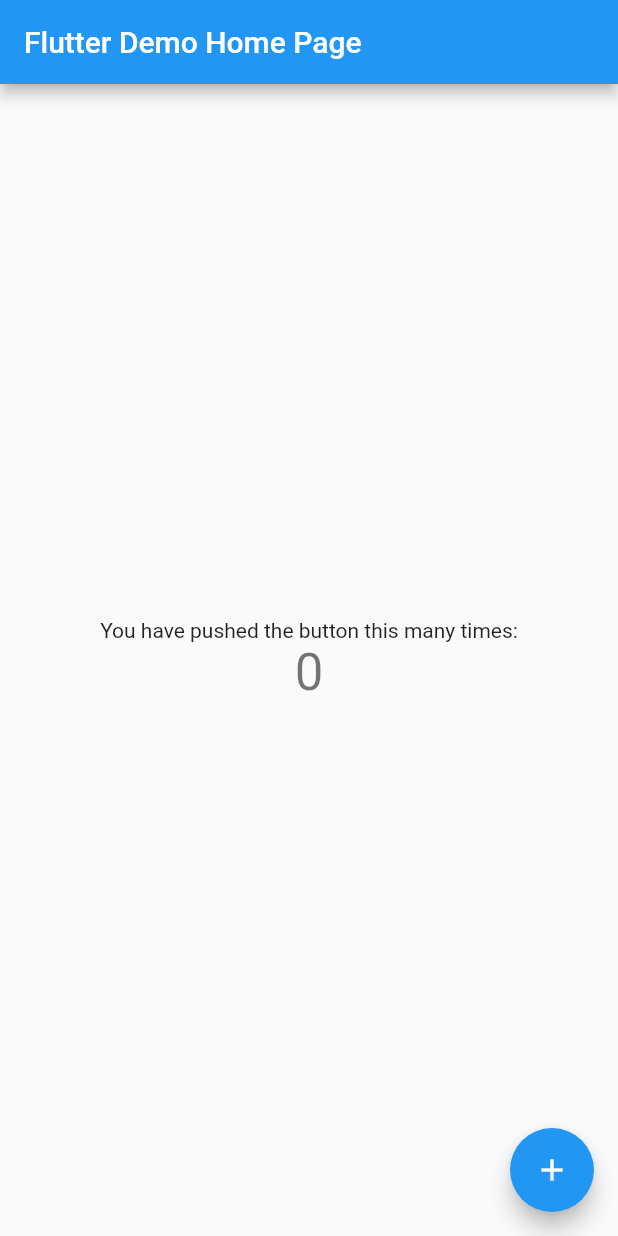
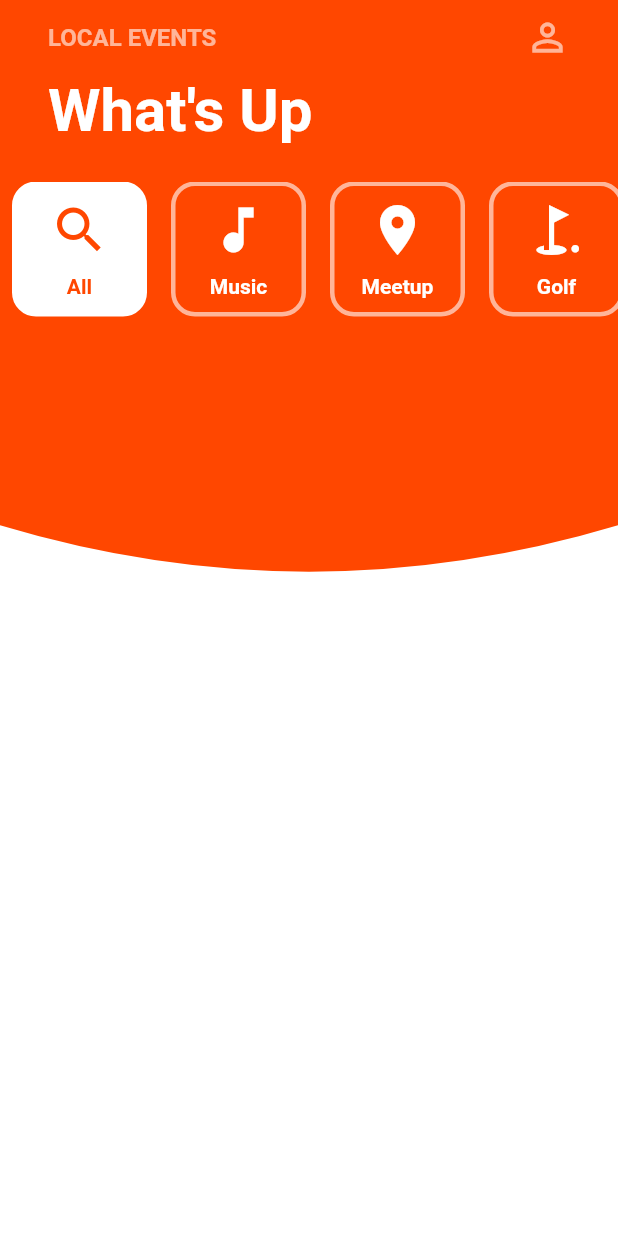
Before and after one commit to Marineford2410/local_event, a Flutter app: the screen it shows after launch, on a phone screen of 412 x 824 dp. Run offline on Flutter 3.47's test engine with Material 2 defaults, Android fonts, the phone set to English and light mode, and no system bars.

Commit message:
Modelos y parte de UI principal

```diff
--- /dev/null
+++ b/lib/app_state.dart
@@ -0,0 +1,12 @@
+import 'package:flutter/material.dart';
+
+class AppState extends ChangeNotifier {
+
+  int selectedCategoryID = 0;
+
+  void updateCategoryID(int selectedCategoryID) {
+    this.selectedCategoryID = selectedCategoryID;
+    notifyListeners();
+  }
+
+}
--- a/lib/main.dart
+++ b/lib/main.dart
@@ -1,111 +1,20 @@
 import 'package:flutter/material.dart';
+import 'package:local_event/ui/homepage/home_page.dart';
 
 void main() => runApp(MyApp());
 
 class MyApp extends StatelessWidget {
-  // This widget is the root of your application.
   @override
   Widget build(BuildContext context) {
     return MaterialApp(
-      title: 'Flutter Demo',
+      title: "Flutter Demo",
+      debugShowCheckedModeBanner: false,
       theme: ThemeData(
-        // This is the theme of your application.
-        //
-        // Try running your application with "flutter run". You'll see the
-        // application has a blue toolbar. Then, without quitting the app, try
-        // changing the primarySwatch below to Colors.green and then invoke
-        // "hot reload" (press "r" in the console where you ran "flutter run",
-        // or simply save your changes to "hot reload" in a Flutter IDE).
-        // Notice that the counter didn't reset back to zero; the application
-        // is not restarted.
-        primarySwatch: Colors.blue,
+        scaffoldBackgroundColor: Color(0xFFFFFFFF),
+        primaryColor: Color(0xFFFF4700)
       ),
-      home: MyHomePage(title: 'Flutter Demo Home Page'),
+      home: HomePage(),
     );
   }
+
 }
-
-class MyHomePage extends StatefulWidget {
-  MyHomePage({Key key, this.title}) : super(key: key);
-
-  // This widget is the home page of your application. It is stateful, meaning
-  // that it has a State object (defined below) that contains fields that affect
-  // how it looks.
-
-  // This class is the configuration for the state. It holds the values (in this
-  // case the title) provided by the parent (in this case the App widget) and
-  // used by the build method of the State. Fields in a Widget subclass are
-  // always marked "final".
-
-  final String title;
-
-  @override
-  _MyHomePageState createState() => _MyHomePageState();
-}
-
-class _MyHomePageState extends State<MyHomePage> {
-  int _counter = 0;
-
-  void _incrementCounter() {
-    setState(() {
-      // This call to setState tells the Flutter framework that something has
-      // changed in this State, which causes it to rerun the build method below
-      // so that the display can reflect the updated values. If we changed
-      // _counter without calling setState(), then the build method would not be
-      // called again, and so nothing would appear to happen.
-      _counter++;
-    });
-  }
-
-  @override
-  Widget build(BuildContext context) {
-    // This method is rerun every time setState is called, for instance as done
-    // by the _incrementCounter method above.
-    //
-    // The Flutter framework has been optimized to make rerunning build methods
-    // fast, so that you can just rebuild anything that needs updating rather
-    // than having to individually change instances of widgets.
-    return Scaffold(
-      appBar: AppBar(
-        // Here we take the value from the MyHomePage object that was created by
-        // the App.build method, and use it to set our appbar title.
-        title: Text(widget.title),
-      ),
-      body: Center(
-        // Center is a layout widget. It takes a single child and positions it
-        // in the middle of the parent.
-        child: Column(
-          // Column is also a layout widget. It takes a list of children and
-          // arranges them vertically. By default, it sizes itself to fit its
-          // children horizontally, and tries to be as tall as its parent.
-          //
-          // Invoke "debug painting" (press "p" in the console, choose the
-          // "Toggle Debug Paint" action from the Flutter Inspector in Android
-          // Studio, or the "Toggle Debug Paint" command in Visual Studio Code)
-          // to see the wireframe for each widget.
-          //
-          // Column has various properties to control how it sizes itself and
-          // how it positions its children. Here we use mainAxisAlignment to
-          // center the children vertically; the main axis here is the vertical
-          // axis because Columns are vertical (the cross axis would be
-          // horizontal).
-          mainAxisAlignment: MainAxisAlignment.center,
-          children: <Widget>[
-            Text(
-              'You have pushed the button this many times:',
-            ),
-            Text(
-              '$_counter',
-              style: Theme.of(context).textTheme.display1,
-            ),
-          ],
-        ),
-      ),
-      floatingActionButton: FloatingActionButton(
-        onPressed: _incrementCounter,
-        tooltip: 'Increment',
-        child: Icon(Icons.add),
-      ), // This trailing comma makes auto-formatting nicer for build methods.
-    );
-  }
-}
--- /dev/null
+++ b/lib/models/category.dart
@@ -0,0 +1,48 @@
+import 'package:flutter/material.dart';
+import 'package:flutter/cupertino.dart';
+
+class Category {
+  final int categoryID;
+  final String name;
+  final IconData icon;
+
+  Category({this.categoryID, this.name, this.icon});
+}
+
+final allCategory = Category(
+  categoryID: 0,
+  name: "All",
+  icon: Icons.search
+);
+
+final musicCategory = Category(
+  categoryID: 1,
+  name: "Music",
+  icon: Icons.music_note
+);
+
+final meetUpCategory = Category(
+  categoryID: 2,
+  name: "Meetup",
+  icon: Icons.location_on
+);
+
+final golfCategory = Category(
+  categoryID: 3,
+  name: "Golf",
+  icon: Icons.golf_course
+);
+
+final birthDayCategory = Category(
+  categoryID: 4,
+  name: "Birdthday",
+  icon: Icons.cake
+);
+
+final categories = [
+  allCategory,
+  musicCategory,
+  meetUpCategory,
+  golfCategory,
+  birthDayCategory
+];
--- /dev/null
+++ b/lib/styleguide.dart
@@ -0,0 +1,57 @@
+import 'package:flutter/material.dart';
+
+final TextStyle fadedTextStyle = TextStyle(
+  fontSize: 16.0,
+  fontWeight: FontWeight.bold,
+  color: Color(0x99FFFFFF)
+);
+
+final TextStyle whiteHeadingTextStyle = TextStyle(
+    fontSize: 40.0,
+    fontWeight: FontWeight.bold,
+    color: Color(0xFFFFFFFF)
+);
+
+final TextStyle categoryTextStyle = TextStyle(
+    fontSize: 14.0,
+    fontWeight: FontWeight.bold,
+    color: Color(0xFFFFFFFF)
+);
+
+final TextStyle selectedCategoryTextStyle = categoryTextStyle.copyWith(
+    color: Color(0xFFFF4700)
+);
+
+
+final TextStyle eventTitleTextStyle = TextStyle(
+    fontSize: 24.0,
+    fontWeight: FontWeight.bold,
+    color: Color(0xFF000000)
+);
+
+final TextStyle eventWhiteTitleTextStyle = TextStyle(
+    fontSize: 38.0,
+    fontWeight: FontWeight.bold,
+    color: Color(0xFFFFFFFF)
+);
+
+final TextStyle eventLocationTextStyle = TextStyle(
+    fontSize: 20.0,
+    color: Color(0xFF000000)
+);
+
+final TextStyle guestTextStyle = TextStyle(
+    fontSize: 16.0,
+    fontWeight: FontWeight.w800,
+    color: Color(0xFF000000)
+);
+
+final TextStyle punchLine1TextStyle = TextStyle(
+    fontSize: 28.0,
+    fontWeight: FontWeight.w800,
+    color: Color(0xFFFF4700)
+);
+
+final TextStyle punchLine2TextStyle = punchLine1TextStyle.copyWith(
+  color: Color(0xFF000000)
+);
--- /dev/null
+++ b/lib/ui/homepage/category_widget.dart
@@ -0,0 +1,55 @@
+import 'package:flutter/cupertino.dart';
+import 'package:flutter/material.dart';
+import 'package:local_event/models/category.dart';
+import 'package:local_event/styleguide.dart';
+import 'package:provider/provider.dart';
+
+import '../../app_state.dart';
+
+class CategoryWidget extends StatelessWidget {
+
+  final Category category;
+
+  const CategoryWidget({Key key, this.category}) : super(key: key);
+
+  @override
+  Widget build(BuildContext context) {
+
+    final appState = Provider.of<AppState>(context);
+    final isSelected = appState.selectedCategoryID == category.categoryID;
+
+    return GestureDetector(
+      onTap: () {
+        if (!isSelected){
+          appState.updateCategoryID(category.categoryID);
+        }
+      },
+      child: Container(
+        margin: const EdgeInsets.symmetric(horizontal: 8),
+        width: 90,
+        height: 90,
+        decoration: BoxDecoration(
+          border: Border.all(color: isSelected ? Colors.white : Color(0x99FFFFFF), width: 3),
+          //borderRadius: BorderRadius.all(Radius.circular(16.0)),
+          borderRadius: BorderRadius.circular(16.0),
+          color: isSelected ? Colors.white : Colors.transparent,
+        ),
+        child: Column(
+          mainAxisAlignment: MainAxisAlignment.center,
+          children: <Widget>[
+            Icon(
+              category.icon,
+              color: isSelected ? Theme.of(context).primaryColor : Colors.white,
+              size: 40,
+            ),
+            SizedBox(height: 10),
+            Text(
+              category.name,
+              style: isSelected ? selectedCategoryTextStyle : categoryTextStyle,
+            )
+          ],
+        ),
+      ),
+    );
+  }
+}
--- /dev/null
+++ b/lib/ui/homepage/home_page.dart
@@ -0,0 +1,70 @@
+import 'package:flutter/material.dart';
+import 'package:local_event/models/category.dart';
+import 'package:local_event/styleguide.dart';
+import 'package:provider/provider.dart';
+
+import '../../app_state.dart';
+import 'category_widget.dart';
+import 'home_page_background.dart';
+
+class HomePage extends StatelessWidget {
+  @override
+  Widget build(BuildContext context) {
+    return Scaffold(
+      body: ChangeNotifierProvider<AppState>(
+        create: (_) => AppState(),
+        child: Stack(
+          children: <Widget>[
+            HomePageBackground(screenHeight: MediaQuery.of(context).size.height,),
+            SafeArea(
+              child: SingleChildScrollView(
+                child: Column(
+                  crossAxisAlignment: CrossAxisAlignment.start,
+                  children: <Widget>[
+                    Padding(
+                      padding: const EdgeInsets.symmetric(horizontal: 32.0, vertical: 10.0),
+                      child: Row(
+                        children: <Widget>[
+                          Text(
+                            "LOCAL EVENTS",
+                            style: fadedTextStyle,
+                          ),
+                          Spacer(),
+                          Icon(
+                            Icons.person_outline,
+                            color: Color(0x99FFFFFF),
+                            size: 30,
+                          ),
+                        ],
+                      ),
+                    ),
+                    Padding(
+                      padding: const EdgeInsets.symmetric(horizontal: 32.0),
+                      child: Text(
+                        "What's Up",
+                        style: whiteHeadingTextStyle,
+                      ),
+                    ),
+                    Padding(
+                      padding: const EdgeInsets.symmetric(vertical: 24.0),
+                      child: Consumer<AppState>(
+                        builder: (context, appState, _) => SingleChildScrollView(
+                          scrollDirection: Axis.horizontal,
+                          child: Row(
+                            children: <Widget>[
+                              for(final category in categories) CategoryWidget(category: category)
+                            ],
+                          ),
+                        ),
+                      ),
+                    )
+                  ],
+                ),
+              ),
+            ),
+          ],
+        ),
+      ),
+    );
+  }
+}
--- /dev/null
+++ b/lib/ui/homepage/home_page_background.dart
@@ -0,0 +1,41 @@
+import 'package:flutter/material.dart';
+
+class HomePageBackground extends StatelessWidget {
+
+  final screenHeight;
+
+  const HomePageBackground({Key key, @required this.screenHeight}) : super(key: key);
+
+  @override
+  Widget build(BuildContext context) {
+
+    final themeData = Theme.of(context);
+
+    return ClipPath(
+      clipper: BottomShaperClipper(),
+      child: Container(
+        height: screenHeight * 0.5,
+        color: themeData.primaryColor,
+      ),
+    );
+  }
+}
+
+class BottomShaperClipper extends CustomClipper<Path>{
+  @override
+  Path getClip(Size size) {
+    Path path = Path();
+    Offset curveStartPoint = Offset(0, size.height * 0.85);
+    Offset curveEndPoint = Offset(size.width, size.height * 0.85);
+    path.lineTo(curveStartPoint.dx, curveEndPoint.dy);
+    path.quadraticBezierTo(size.width / 2, size.height, curveEndPoint.dx, curveStartPoint.dy);
+    path.lineTo(size.width, 0);
+    return path;
+  }
+
+  @override
+  bool shouldReclip(CustomClipper<Path> oldClipper) {
+
+    return true;
+  }
+}
--- a/pubspec.yaml
+++ b/pubspec.yaml
@@ -23,6 +23,7 @@ dependencies:
   # The following adds the Cupertino Icons font to your application.
   # Use with the CupertinoIcons class for iOS style icons.
   cupertino_icons: ^0.1.2
+  provider: ^3.2.0
 
 dev_dependencies:
   flutter_test:
@@ -41,8 +42,8 @@ flutter:
   uses-material-design: true
 
   # To add assets to your application, add an assets section, like this:
-  # assets:
-  #  - images/a_dot_burr.jpeg
+  assets:
+  - assets/
   #  - images/a_dot_ham.jpeg
 
   # An image asset can refer to one or more resolution-specific "variants", see
```
Also changed, not shown: lib/models/event.dart (added, +72 -0 lines), lib/models/guest.dart (added, +14 -0 lines), pubspec.lock.
